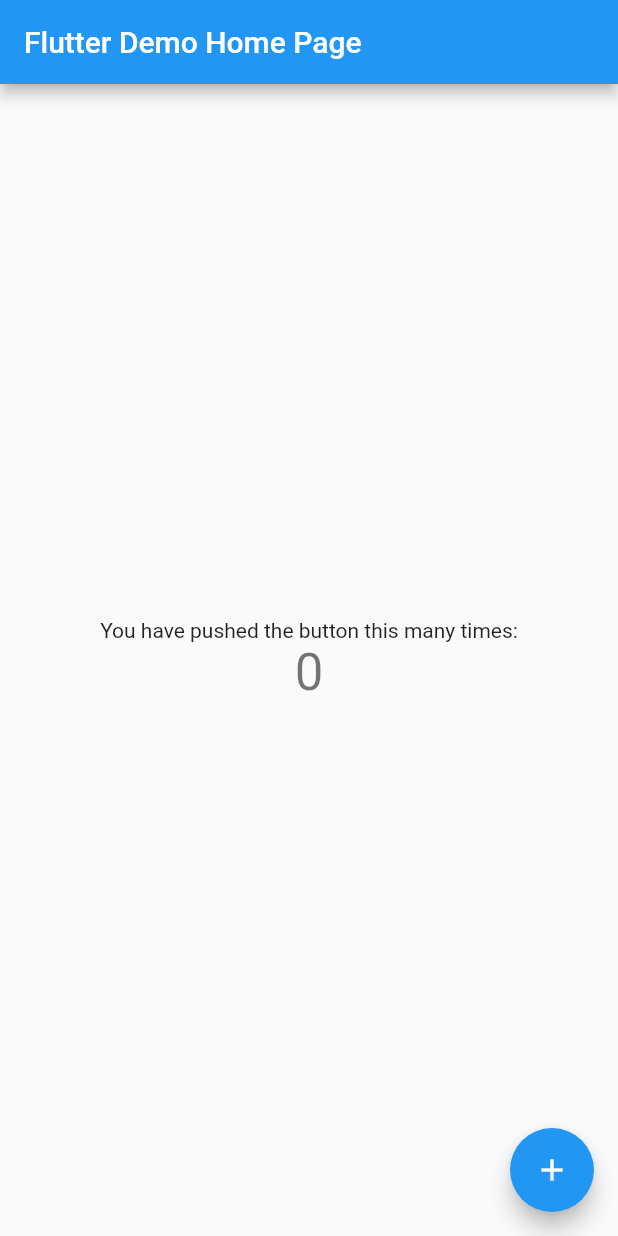
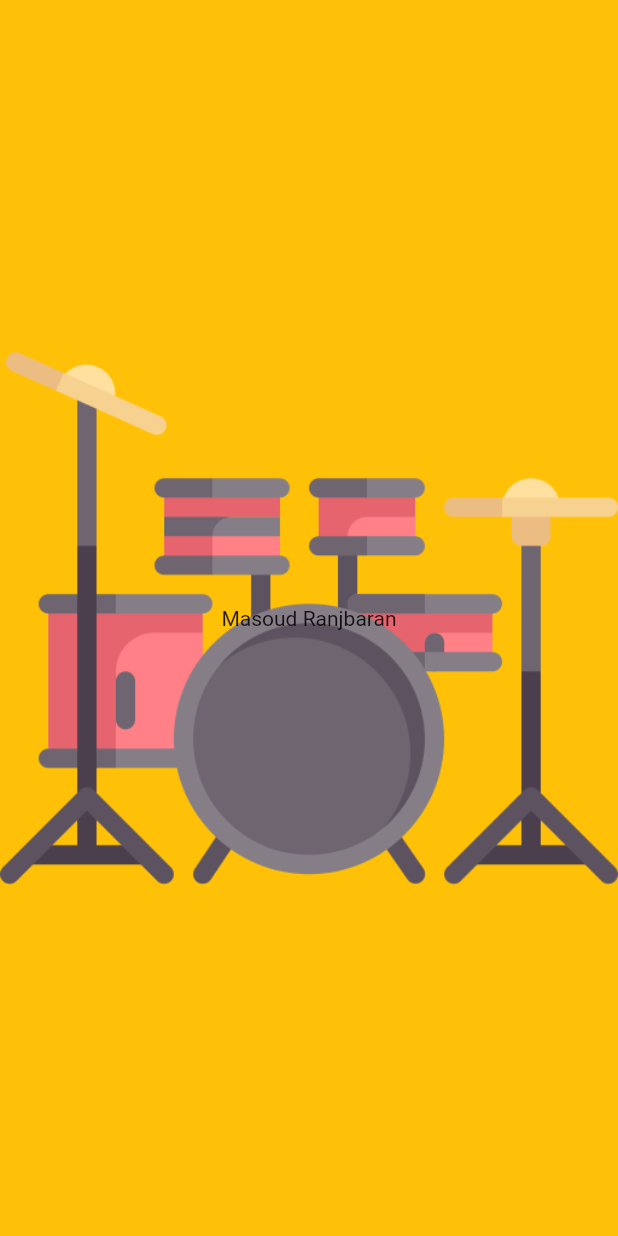
Before and after one commit to JeffiProgrammer/drum_music_app, a Flutter app: the screen it shows after launch, on a phone screen of 412 x 824 dp. Run offline on Flutter 3.47's test engine with Material 2 defaults, Android fonts, the phone set to English and light mode, and no system bars.

Commit message:
create decorative box

```diff
--- a/lib/main.dart
+++ b/lib/main.dart
@@ -1,115 +1,36 @@
 import 'package:flutter/material.dart';
 
 void main() {
-  runApp(const MyApp());
+  runApp(Application());
 }
 
-class MyApp extends StatelessWidget {
-  const MyApp({Key? key}) : super(key: key);
+class Application extends StatelessWidget {
+  const Application({Key? key}) : super(key: key);
 
-  // This widget is the root of your application.
   @override
   Widget build(BuildContext context) {
-    return MaterialApp(
-      title: 'Flutter Demo',
-      theme: ThemeData(
-        // This is the theme of your application.
-        //
-        // Try running your application with "flutter run". You'll see the
-        // application has a blue toolbar. Then, without quitting the app, try
-        // changing the primarySwatch below to Colors.green and then invoke
-        // "hot reload" (press "r" in the console where you ran "flutter run",
-        // or simply save your changes to "hot reload" in a Flutter IDE).
-        // Notice that the counter didn't reset back to zero; the application
-        // is not restarted.
-        primarySwatch: Colors.blue,
-      ),
-      home: const MyHomePage(title: 'Flutter Demo Home Page'),
-    );
+    return getApplication();
   }
 }
 
-class MyHomePage extends StatefulWidget {
-  const MyHomePage({Key? key, required this.title}) : super(key: key);
-
-  // This widget is the home page of your application. It is stateful, meaning
-  // that it has a State object (defined below) that contains fields that affect
-  // how it looks.
-
-  // This class is the configuration for the state. It holds the values (in this
-  // case the title) provided by the parent (in this case the App widget) and
-  // used by the build method of the State. Fields in a Widget subclass are
-  // always marked "final".
-
-  final String title;
-
-  @override
-  State<MyHomePage> createState() => _MyHomePageState();
-}
-
-class _MyHomePageState extends State<MyHomePage> {
-  int _counter = 0;
-
-  void _incrementCounter() {
-    setState(() {
-      // This call to setState tells the Flutter framework that something has
-      // changed in this State, which causes it to rerun the build method below
-      // so that the display can reflect the updated values. If we changed
-      // _counter without calling setState(), then the build method would not be
-      // called again, and so nothing would appear to happen.
-      _counter++;
-    });
-  }
-
-  @override
-  Widget build(BuildContext context) {
-    // This method is rerun every time setState is called, for instance as done
-    // by the _incrementCounter method above.
-    //
-    // The Flutter framework has been optimized to make rerunning build methods
-    // fast, so that you can just rebuild anything that needs updating rather
-    // than having to individually change instances of widgets.
-    return Scaffold(
-      appBar: AppBar(
-        // Here we take the value from the MyHomePage object that was created by
-        // the App.build method, and use it to set our appbar title.
-        title: Text(widget.title),
-      ),
-      body: Center(
-        // Center is a layout widget. It takes a single child and positions it
-        // in the middle of the parent.
-        child: Column(
-          // Column is also a layout widget. It takes a list of children and
-          // arranges them vertically. By default, it sizes itself to fit its
-          // children horizontally, and tries to be as tall as its parent.
-          //
-          // Invoke "debug painting" (press "p" in the console, choose the
-          // "Toggle Debug Paint" action from the Flutter Inspector in Android
-          // Studio, or the "Toggle Debug Paint" command in Visual Studio Code)
-          // to see the wireframe for each widget.
-          //
-          // Column has various properties to control how it sizes itself and
-          // how it positions its children. Here we use mainAxisAlignment to
-          // center the children vertically; the main axis here is the vertical
-          // axis because Columns are vertical (the cross axis would be
-          // horizontal).
-          mainAxisAlignment: MainAxisAlignment.center,
-          children: <Widget>[
-            const Text(
-              'You have pushed the button this many times:',
+Widget getApplication() {
+  return MaterialApp(
+    home: Scaffold(
+      backgroundColor: Colors.amber,
+      body: SafeArea(
+        child: DecoratedBox(
+          position: DecorationPosition.background,
+          decoration: BoxDecoration(
+            image: DecorationImage(
+              image: AssetImage('images/drum.png'),
+              fit: BoxFit.fitWidth,
             ),
-            Text(
-              '$_counter',
-              style: Theme.of(context).textTheme.headline4,
-            ),
-          ],
+          ),
+          child: Center(
+            child: Text('Masoud Ranjbaran'),
+          ),
         ),
       ),
-      floatingActionButton: FloatingActionButton(
-        onPressed: _incrementCounter,
-        tooltip: 'Increment',
-        child: const Icon(Icons.add),
-      ), // This trailing comma makes auto-formatting nicer for build methods.
-    );
-  }
+    ),
+  );
 }
--- a/pubspec.yaml
+++ b/pubspec.yaml
@@ -44,7 +44,7 @@
   # activated in the `analysis_options.yaml` file located at the root of your
   # package. See that file for information about deactivating specific lint
   # rules and activating additional ones.
-  flutter_lints: ^1.0.0
+  # flutter_lints: ^1.0.0
 
 # For information on the generic Dart part of this file, see the
 # following page: https://dart.dev/tools/pub/pubspec
@@ -58,8 +58,8 @@
   uses-material-design: true
 
   # To add assets to your application, add an assets section, like this:
-  # assets:
-  #   - images/a_dot_burr.jpeg
+  assets:
+    - images/
   #   - images/a_dot_ham.jpeg
 
   # An image asset can refer to one or more resolution-specific "variants", see
```
Also changed, not shown: images/drum.png (added), pubspec.lock.
